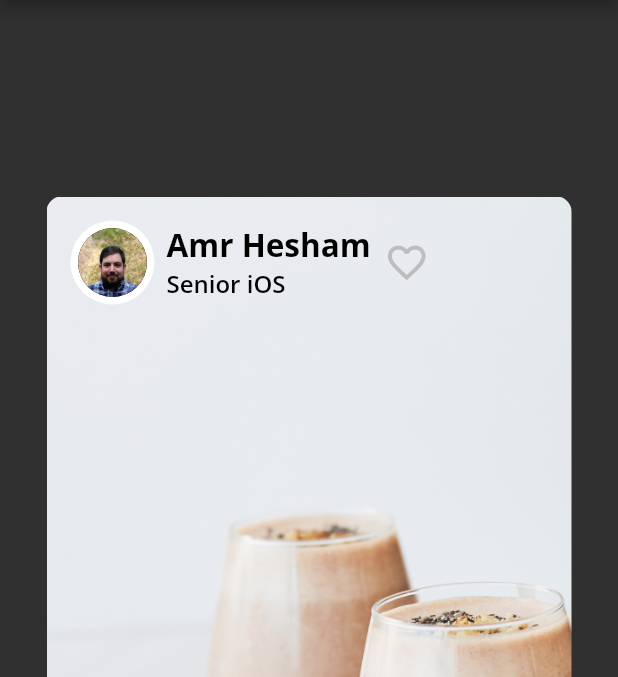
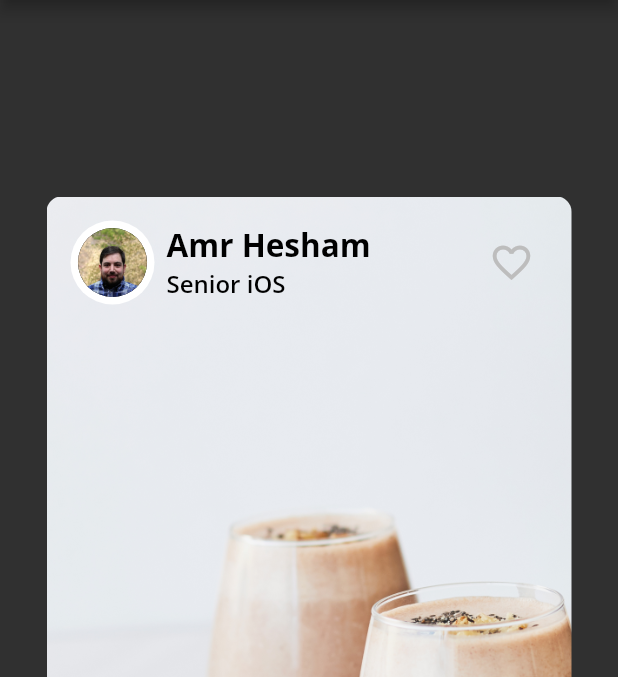
Before and after one commit to amrhesham95/flutter_fooderlich, a Flutter app: the screen it shows after launch, item 2 of the bottom bar chosen, on a phone screen of 412 x 824 dp, the part 84-761 px from its top. Run offline on Flutter 3.47's test engine with Material 2 defaults, Android fonts, the phone set to English and light mode, and no system bars; our stand-ins replace google_fonts.

Commit message:
add alignment

```diff
--- a/lib/author_card.dart
+++ b/lib/author_card.dart
@@ -19,6 +19,9 @@ class AuthorCard extends StatelessWidget {
     return Container(
       padding: const EdgeInsets.all(16),
       child: Row(
+        mainAxisAlignment: MainAxisAlignment.spaceBetween,
+        children: [
+          Row(
             children: [
               CircleImage(
                 imageProvider: imageProvider,
@@ -36,8 +39,8 @@ class AuthorCard extends StatelessWidget {
                     title,
                     style: FooderlichTheme.lightTextTheme.headline3,
                   )
-            ],
-          ),
+                ]),
+            ]),
           IconButton(
             icon: Icon(Icons.favorite_border),
             iconSize: 30,
@@ -48,8 +51,6 @@ class AuthorCard extends StatelessWidget {
           )
         ],
       ),
-      // TODO 2: add IconButton
-
     );
   }
 
```
Lines whose indentation alone changed are shown as unchanged.
